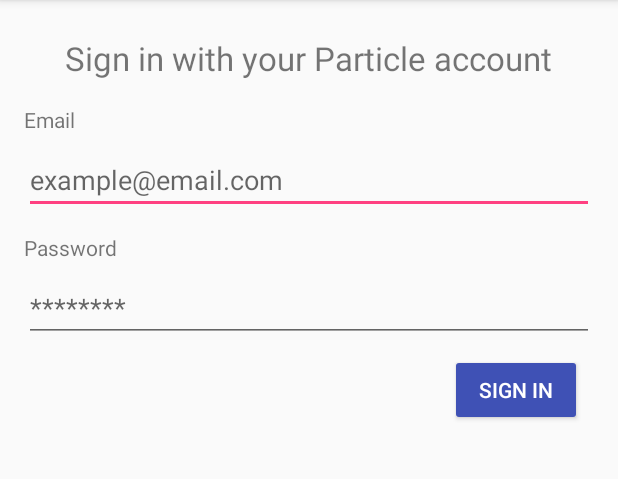
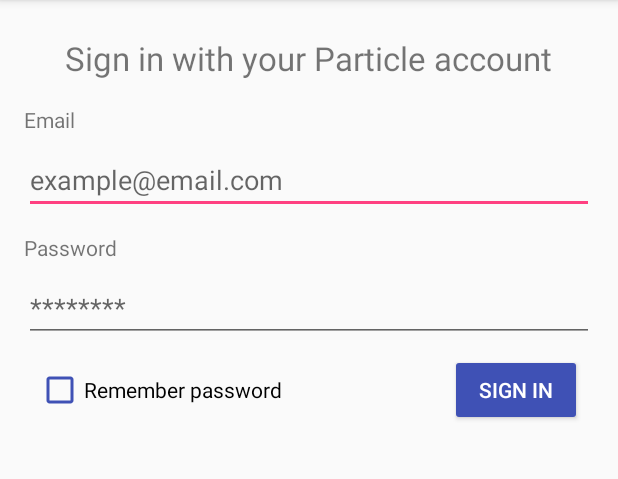
Before and after one commit to antjowie/Simple-Storage-System, an Android app: the screen it shows after launch (LoginActivity), on a phone screen of 412 x 824 dp, the part 84-563 px from its top. Run offline under Robolectric (Android 15) with nearby library versions, the phone set to English and light mode, and no system bars; libraries missing offline, so code that uses them is left out: io.particle.android; 1 statement that could not run was skipped.

Commit message:
Updated login activity to remember user credentials

```diff
--- a/app/src/main/java/com/simpelstoragesystem/simplestoragesystem/LoginActivity.java
+++ b/app/src/main/java/com/simpelstoragesystem/simplestoragesystem/LoginActivity.java
@@ -1,12 +1,17 @@
 package com.simpelstoragesystem.simplestoragesystem;
 
+import android.annotation.SuppressLint;
 import android.app.Activity;
 import android.content.Intent;
+import android.content.SharedPreferences;
 import android.support.v7.app.AppCompatActivity;
 import android.os.Bundle;
 import android.view.View;
 import android.widget.Button;
+import android.widget.CheckBox;
+import android.widget.CheckedTextView;
 import android.widget.EditText;
+import android.widget.TextView;
 
 import java.io.IOException;
 import java.util.List;
@@ -24,12 +29,51 @@ public class LoginActivity extends AppCompatActivity {
     public static final String USER_TYPE = "com.simplestoragesystem.simplestoragesystem.userId";
     public static final String PASSWORD_TYPE = "com.simplestoragesystem.simplestoragesystem.passwordId";
 
+    private static final String EMAIL_KEY = "com.simplestoragesystem.simplestoragesystme.emailKey";
+    private static final String PASSWORD_KEY = "com.simplestoragesystem.simplestoragesystme.passwordKey";
+
+    private SharedPreferences mPreferences;
+    private String sharedPrefFile = "com.simplestoragesystem.simplestoragesystem.login";
+
+    @SuppressLint("WrongViewCast")
+    @Override
+    protected void onPause() {
+        super.onPause();
+
+        SharedPreferences.Editor prefEdit = mPreferences.edit();
+        prefEdit.putString(EMAIL_KEY,findViewById(R.id.editTextMail).toString());
+        final CheckBox checkBox = findViewById(R.id.checkBox_password);
+        if(checkBox.isChecked())
+            prefEdit.putString(PASSWORD_KEY,findViewById(R.id.editTextPassword).toString());
+        else
+            prefEdit.putString(PASSWORD_KEY,"");
+        prefEdit.apply();
+    }
+
     @Override
     protected void onCreate(Bundle savedInstanceState) {
         super.onCreate(savedInstanceState);
         ParticleCloudSDK.init(LoginActivity.this);
         setContentView(R.layout.activity_login);
 
+        mPreferences = getSharedPreferences(sharedPrefFile,MODE_PRIVATE);
+        TextView emailText = findViewById(R.id.editTextMail);
+        emailText.setText(mPreferences.getString(EMAIL_KEY, ""));
+
+        TextView passwordText = findViewById(R.id.editTextPassword);
+        passwordText.setText(mPreferences.getString(PASSWORD_KEY, ""));
+
+        final CheckBox checkBox = (CheckBox) findViewById(R.id.checkBox_password);
+        checkBox.setOnClickListener(new View.OnClickListener() {
+
+            @Override
+            public void onClick(View view) {
+                if(!checkBox.isChecked())
+                    Toaster.s(LoginActivity.this,"The password is not encrypted on device storage");
+                checkBox.toggle();
+            }
+
+        });
         final Button signIn = findViewById(R.id.button);
         signIn.setOnClickListener(new View.OnClickListener() {
 
--- a/app/src/main/res/layout/activity_login.xml
+++ b/app/src/main/res/layout/activity_login.xml
@@ -78,4 +78,15 @@
         android:text="Email"
         app:layout_constraintBottom_toTopOf="@+id/editTextMail"
         app:layout_constraintStart_toStartOf="@+id/editTextMail" />
-  </android.support.constraint.ConstraintLayout>
+
+    <CheckBox
+        android:id="@+id/checkBox_password"
+        android:layout_width="179dp"
+        android:layout_height="41dp"
+        android:layout_marginStart="8dp"
+        android:buttonTint="@color/colorPrimary"
+        android:text="Remember password"
+        app:layout_constraintBaseline_toBaselineOf="@+id/button"
+        app:layout_constraintStart_toStartOf="@+id/editTextPassword" />
+
+</android.support.constraint.ConstraintLayout>
```
